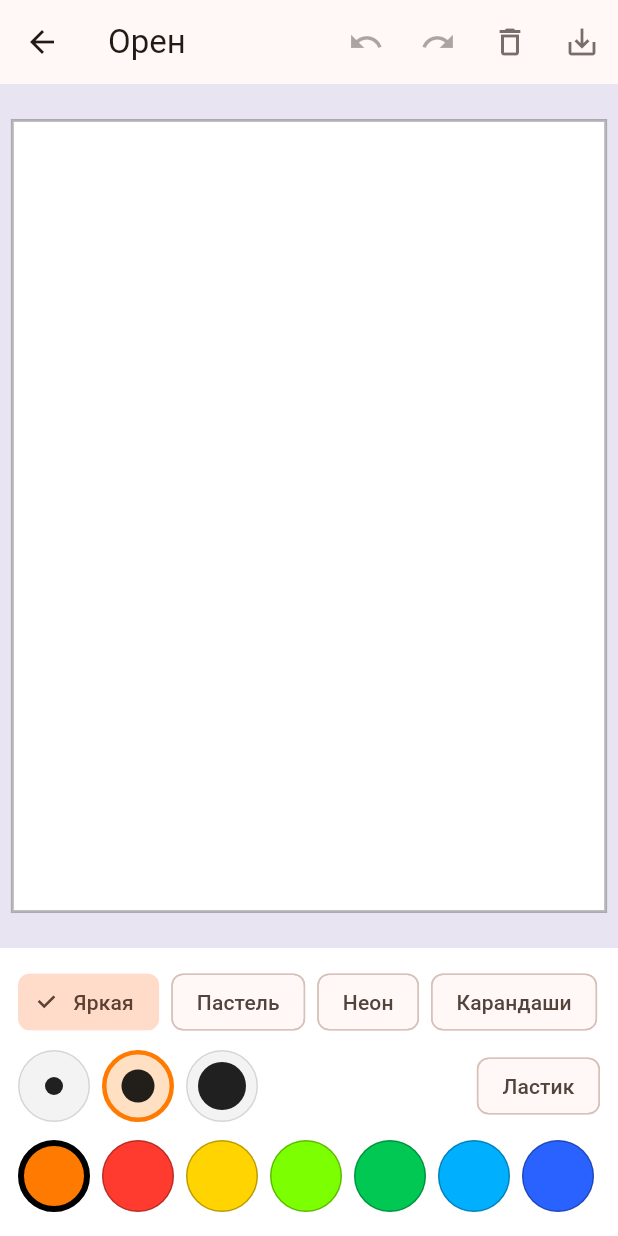
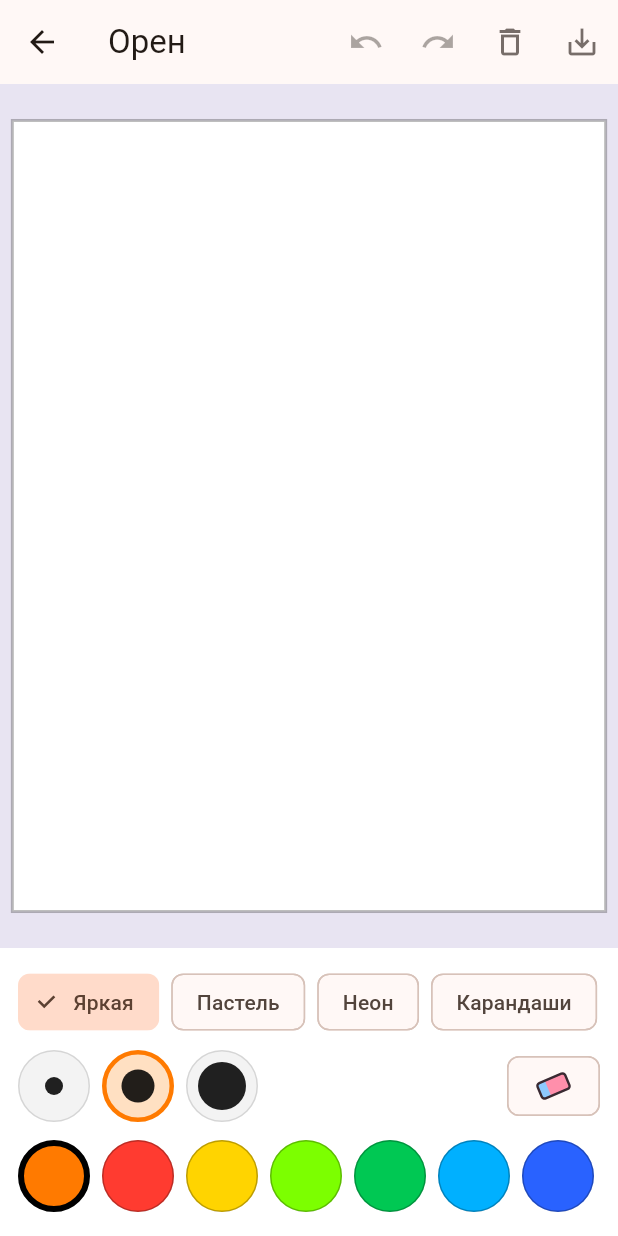
Before and after one commit to nikeocom/sprunki-colors, a Flutter app: the screen it shows after launch, after a tap on "Орен", on a phone screen of 412 x 824 dp. Run offline on Flutter 3.47's test engine with Material 3 defaults, Android fonts, the phone set to English and light mode, and no system bars; our stand-ins replace file_picker, flutter_svg, share_plus; project files that could hold a hidden picture were left out.

Commit message:
Show an eraser icon on the eraser button.
The word was hard to scan next to the color chips.

Co-authored-by: Cursor <cursoragent@cursor.com>

```diff
--- a/lib/screens/paint_screen.dart
+++ b/lib/screens/paint_screen.dart
@@ -365,7 +365,8 @@ class _ToolPanel extends StatelessWidget {
           ),
         const Spacer(),
         FilterChip(
-          label: const Text('Ластик'),
+          tooltip: 'Ластик',
+          label: const _EraserIcon(),
           selected: erasing,
           onSelected: (_) => onEraser(),
         ),
@@ -499,3 +500,53 @@ class _SizeButton extends StatelessWidget {
     );
   }
 }
+
+class _EraserIcon extends StatelessWidget {
+  const _EraserIcon();
+
+  @override
+  Widget build(BuildContext context) {
+    return const SizedBox(
+      width: 28,
+      height: 22,
+      child: CustomPaint(painter: _EraserIconPainter()),
+    );
+  }
+}
+
+class _EraserIconPainter extends CustomPainter {
+  const _EraserIconPainter();
+
+  @override
+  void paint(Canvas canvas, Size size) {
+    final center = Offset(size.width / 2, size.height / 2);
+    canvas.save();
+    canvas.translate(center.dx, center.dy);
+    canvas.rotate(-0.4);
+    const width = 20.0;
+    const height = 11.0;
+    final body = RRect.fromRectAndRadius(
+      Rect.fromCenter(center: Offset.zero, width: width, height: height),
+      const Radius.circular(2),
+    );
+    canvas.drawRRect(body, Paint()..color = const Color(0xFFFF8FAB));
+    canvas.save();
+    canvas.clipRRect(body);
+    canvas.drawRect(
+      Rect.fromLTWH(-width / 2, -height / 2, 6, height),
+      Paint()..color = const Color(0xFF8ECAFF),
+    );
+    canvas.restore();
+    canvas.drawRRect(
+      body,
+      Paint()
+        ..style = PaintingStyle.stroke
+        ..strokeWidth = 1.6
+        ..color = const Color(0xFF3A2A32),
+    );
+    canvas.restore();
+  }
+
+  @override
+  bool shouldRepaint(covariant CustomPainter oldDelegate) => false;
+}
```
Also changed, not shown: 1 other file.
